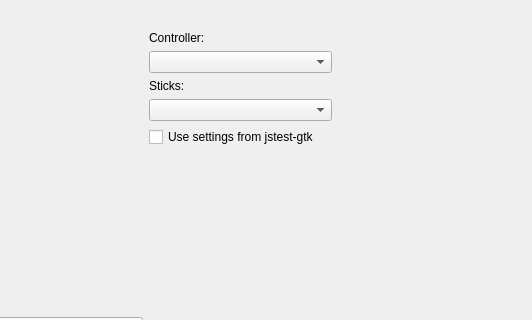
Before: the Qt Designer form src/calibration.ui in AntiMicroX/antimicrox, drawn with Qt 5; both pictures show x 168 to 700 and y 0 to 320 of the 700 by 800 pixel window.
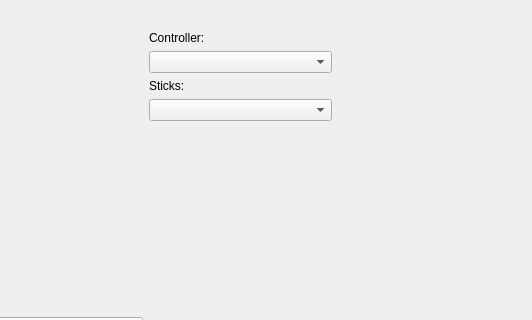
After: the same form once the commit is applied. Custom widgets are drawn as their Qt base class.

Commit message: Manipulated save and reset buttons in calibration class

Patch:
```diff
--- a/src/calibration.ui
+++ b/src/calibration.ui
@@ -150,13 +150,6 @@
          <item>
           <widget class="QComboBox" name="axesBox"/>
          </item>
-         <item>
-          <widget class="QCheckBox" name="jstestgtkCheckbox">
-           <property name="text">
-            <string>Use settings from jstest-gtk</string>
-           </property>
-          </widget>
-         </item>
          <item>
           <spacer name="verticalSpacer_2">
            <property name="orientation">
```
The commit also changes 2 other files.
